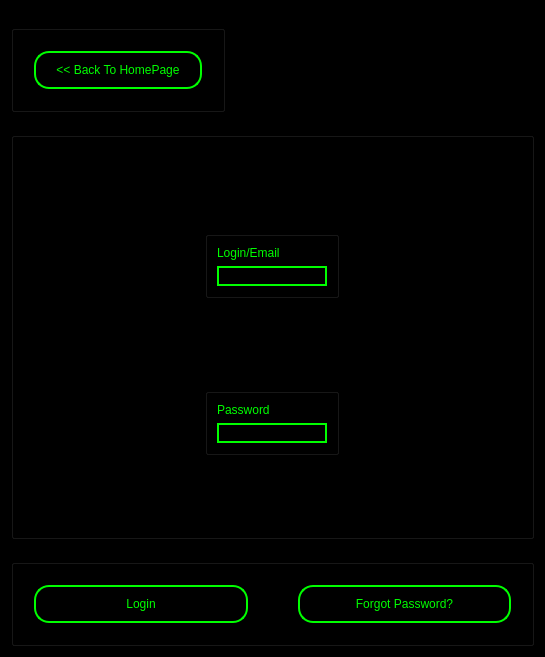
Old version of the form LoginGUI.ui in the repository YuraMoiseev/FinalProject.
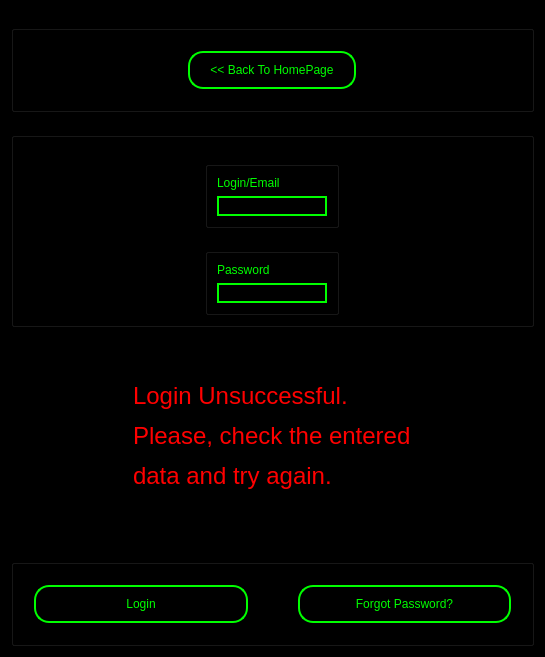
New version of the form.

```diff
--- a/LoginGUI.ui
+++ b/LoginGUI.ui
@@ -17,7 +17,7 @@
    <string notr="true">background-color:black;</string>
   </property>
   <layout class="QVBoxLayout" name="verticalLayout_2">
-   <item alignment="Qt::AlignLeft">
+   <item>
     <widget class="QGroupBox" name="GroupBackButton">
      <property name="sizePolicy">
       <sizepolicy hsizetype="Minimum" vsizetype="Maximum">
@@ -211,6 +211,13 @@
      </layout>
     </widget>
    </item>
+   <item alignment="Qt::AlignHCenter">
+    <widget class="QLabel" name="LabelLoginFail">
+     <property name="text">
+      <string>&lt;html&gt;&lt;head/&gt;&lt;body&gt;&lt;p&gt;&lt;span style=&quot; font-size:18pt; color:#ff0000;&quot;&gt;Login Unsuccessful. &lt;/span&gt;&lt;/p&gt;&lt;p&gt;&lt;span style=&quot; font-size:18pt; color:#ff0000;&quot;&gt;Please, check the entered&lt;/span&gt;&lt;/p&gt;&lt;p&gt;&lt;span style=&quot; font-size:18pt; color:#ff0000;&quot;&gt;data and try again.&lt;/span&gt;&lt;/p&gt;&lt;/body&gt;&lt;/html&gt;</string>
+     </property>
+    </widget>
+   </item>
    <item>
     <widget class="QGroupBox" name="GroupButtons">
      <property name="sizePolicy">
```
